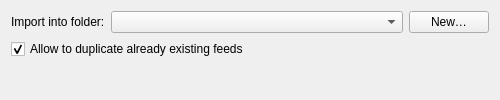
OtterBrowser/otter-browser, file src/modules/importers/opml/OpmlImportOptionsWidget.ui: the form before one commit.
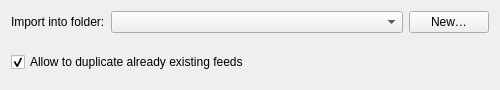
The form after the commit. Custom widgets are drawn as their Qt base class.

Commit message: Drop useless declaration and adjust default height

Patch:
```diff
--- a/src/modules/importers/opml/OpmlImportOptionsWidget.ui
+++ b/src/modules/importers/opml/OpmlImportOptionsWidget.ui
@@ -7,7 +7,7 @@
     <x>0</x>
     <y>0</y>
     <width>500</width>
-    <height>100</height>
+    <height>90</height>
    </rect>
   </property>
   <layout class="QVBoxLayout" name="verticalLayout">
@@ -61,12 +61,6 @@
      <property name="orientation">
       <enum>Qt::Vertical</enum>
      </property>
-     <property name="sizeHint" stdset="0">
-      <size>
-       <width>0</width>
-       <height>0</height>
-      </size>
-     </property>
     </spacer>
    </item>
   </layout>
```
